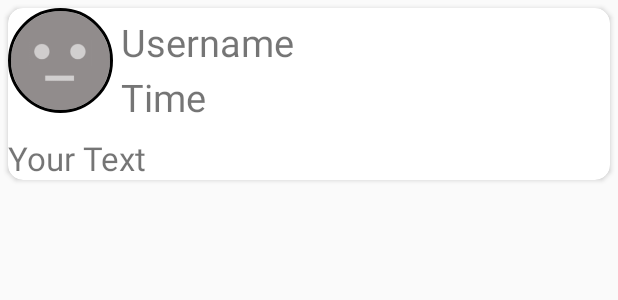
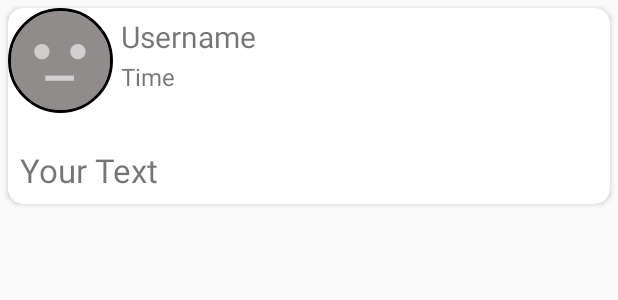
Before and after one commit to mahmoudelgamal1997/Shefaa, an Android app: the layout post_shape.xml on its own in the app's theme, with its tools: preview values and no code run, on a phone screen of 412 x 824 dp. Shown: the top 300 px of the screen. Run offline under Robolectric (Android 15) with nearby library versions, the phone set to English and light mode, and no system bars.

Commit message:
Retrieve Posts

```diff
--- a/app/src/main/java/com/example2017/android/shefaa/PostItem.java
+++ b/app/src/main/java/com/example2017/android/shefaa/PostItem.java
@@ -4,8 +4,11 @@ package com.example2017.android.shefaa;
  * Created by M7moud on 19-Oct-18.
  */
 public class PostItem {
-    String  PostText,PostTime,PostId,UserId,UserImage;
+    String  PostText,PostTime,PostId,PostUserName,UserId,UserImage;
 
+    public String getPostUserName() {
+        return PostUserName;
+    }
 
     public PostItem() {
     }
--- a/app/src/main/java/com/example2017/android/shefaa/Posts.java
+++ b/app/src/main/java/com/example2017/android/shefaa/Posts.java
@@ -72,7 +72,7 @@ public class Posts extends AppCompatActivity {
             protected void populateViewHolder(Post_viewholder viewHolder, final PostItem model, int position)
             {
 
-                viewHolder.SetTitle(model.getPostText(),model.PostTime);
+                viewHolder.SetTitle(model.getPostText(),model.PostTime,model.getPostUserName());
                 viewHolder.SetImage(getApplicationContext(),model.getUserImage());
 
             }
@@ -95,11 +95,13 @@ public class Posts extends AppCompatActivity {
 
         }
 
-        public void SetTitle(String Text,String Time) {
+        public void SetTitle(String Text,String Time,String UserName) {
 
             TextView describtion = (TextView) view.findViewById(R.id.textView_desc);
             TextView PostTime = (TextView) view.findViewById(R.id.TextTime);
+            TextView Name = (TextView)view.findViewById(R.id.Text_username);
 
+            Name.setText(UserName);
             describtion.setText(Text);
             PostTime.setText(Time);
 
--- a/app/src/main/res/layout/post_shape.xml
+++ b/app/src/main/res/layout/post_shape.xml
@@ -43,7 +43,7 @@
             android:layout_marginLeft="5dp"
             android:layout_toRightOf="@+id/profile_image"
             android:text="@string/Username"
-            android:textSize="25dp"
+            android:textSize="20dp"
             android:layout_marginTop="5dp"
             android:layout_gravity="top"
             />
@@ -54,7 +54,7 @@
             android:layout_marginLeft="5dp"
             android:layout_toRightOf="@+id/profile_image"
             android:text="@string/Time"
-            android:textSize="25dp"
+            android:textSize="16dp"
             android:id="@+id/TextTime"
             android:layout_below="@+id/Text_username"
             android:layout_marginTop="2dp"
@@ -64,10 +64,11 @@
 
         <TextView
             android:id="@+id/textView_desc"
-            android:layout_width="wrap_content"
+            android:layout_width="match_parent"
             android:layout_height="wrap_content"
-            android:gravity="center"
             tools:text="Your Text"
+            android:padding="8dp"
+            android:textDirection="anyRtl"
             android:layout_below="@+id/profile_image"
             android:layout_marginTop="15dp"
             android:fontFamily="sans-serif"
--- a/app/src/main/res/values/dimens.xml
+++ b/app/src/main/res/values/dimens.xml
@@ -1,5 +1,5 @@
 <resources>
     <!-- Default screen margins, per the Android Design guidelines. -->
     <dimen name="activity_horizontal_margin">16dp</dimen>
-    <dimen name="activity_vertical_margin">16dp</dimen>
+    <dimen name="activity_vertical_margin">5dp</dimen>
 </resources>
```
Also changed, not shown: app/src/main/java/com/example2017/android/shefaa/WritePost.java (+5 -4 lines).
